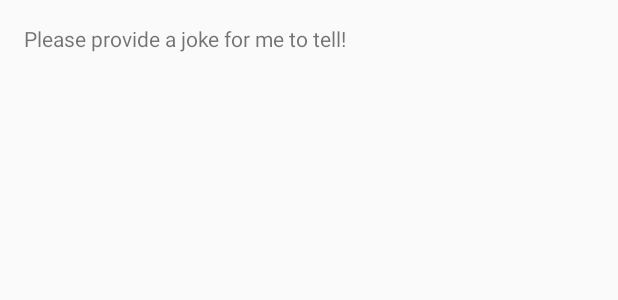
After one commit to huhx0015/AN4_BuildItBigger, an Android app: the layout fragment_joke.xml on its own in the app's theme, with its tools: preview values and no code run, on a phone screen of 412 x 824 dp. The commit adds this screen. Shown: the top 300 px of the screen. Run offline under Robolectric (Android 15) with nearby library versions, the phone set to English and light mode, and no system bars.

Commit message:
* Added JokeActivity and JokeActivityFragment. * Added layout for JokeActivity and JokeActivityFragment.

```diff
--- a/app/src/main/res/layout/fragment_main.xml
+++ b/app/src/main/res/layout/fragment_main.xml
@@ -18,8 +18,8 @@
         android:layout_width="wrap_content"
         android:layout_height="wrap_content"
         android:layout_below="@+id/instructions_text_view"
+        android:onClick="launchJokeActivity"
         android:text="@string/button_text"
-        android:onClick="tellJoke"
 
         />
 
--- /dev/null
+++ b/jokesAndroidLib/src/main/res/layout/activity_joke.xml
@@ -0,0 +1,5 @@
+<fragment xmlns:android="http://schemas.android.com/apk/res/android"
+    xmlns:tools="http://schemas.android.com/tools" android:id="@+id/fragment"
+    android:name="com.udacity.gradle.jokedisplay.JokeActivityFragment"
+    tools:layout="@layout/fragment_joke" android:layout_width="match_parent"
+    android:layout_height="match_parent" />
--- /dev/null
+++ b/jokesAndroidLib/src/main/res/layout/fragment_joke.xml
@@ -0,0 +1,15 @@
+<RelativeLayout xmlns:android="http://schemas.android.com/apk/res/android"
+    xmlns:tools="http://schemas.android.com/tools" android:layout_width="match_parent"
+    android:layout_height="match_parent" android:paddingLeft="@dimen/activity_horizontal_margin"
+    android:paddingRight="@dimen/activity_horizontal_margin"
+    android:paddingTop="@dimen/activity_vertical_margin"
+    android:paddingBottom="@dimen/activity_vertical_margin" tools:context=".JokeActivityFragment">
+
+    <TextView
+        android:id="@+id/joke_textview"
+        android:text="@string/missing_joke"
+        android:layout_width="wrap_content"
+        android:layout_height="wrap_content"
+        />
+
+</RelativeLayout>
--- /dev/null
+++ b/jokesAndroidLib/src/main/res/menu/menu_joke.xml
@@ -0,0 +1,6 @@
+<menu xmlns:android="http://schemas.android.com/apk/res/android"
+    xmlns:app="http://schemas.android.com/apk/res-auto"
+    xmlns:tools="http://schemas.android.com/tools" tools:context=".JokeActivity">
+    <item android:id="@+id/action_settings" android:title="@string/action_settings"
+        android:orderInCategory="100" app:showAsAction="never" />
+</menu>
--- /dev/null
+++ b/jokesAndroidLib/src/main/res/values-w820dp/dimens.xml
@@ -0,0 +1,6 @@
+<resources>
+    <!-- Example customization of dimensions originally defined in res/values/dimens.xml
+         (such as screen margins) for screens with more than 820dp of available width. This
+         would include 7" and 10" devices in landscape (~960dp and ~1280dp respectively). -->
+    <dimen name="activity_horizontal_margin">64dp</dimen>
+</resources>
--- /dev/null
+++ b/jokesAndroidLib/src/main/res/values/dimens.xml
@@ -0,0 +1,5 @@
+<resources>
+    <!-- Default screen margins, per the Android Design guidelines. -->
+    <dimen name="activity_horizontal_margin">16dp</dimen>
+    <dimen name="activity_vertical_margin">16dp</dimen>
+</resources>
--- a/jokesAndroidLib/src/main/res/values/strings.xml
+++ b/jokesAndroidLib/src/main/res/values/strings.xml
@@ -1,3 +1,5 @@
 <resources>
-    <string name="app_name">Jokes Android Library</string>
+    <string name="app_name">JokeDisplay</string>
+    <string name="missing_joke">Please provide a joke for me to tell!</string>
+    <string name="action_settings">Settings</string>
 </resources>
```
Also changed, not shown: app/src/main/java/com/huhx0015/builditbigger/MainActivity.java (+9 -1 lines), jokesAndroidLib/src/main/AndroidManifest.xml (+7 -4 lines), jokesAndroidLib/src/main/java/com/huhx0015/jokesandroidlib/JokeActivity.java (added, +40 -0 lines), jokesAndroidLib/src/main/java/com/huhx0015/jokesandroidlib/JokeActivityFragment.java (added, +32 -0 lines).
